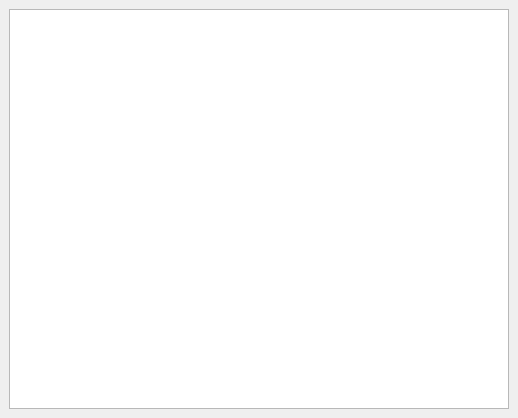
Before: the Qt Designer form jsontableview.ui in TerehovIM/ivk_task, drawn with Qt 5.
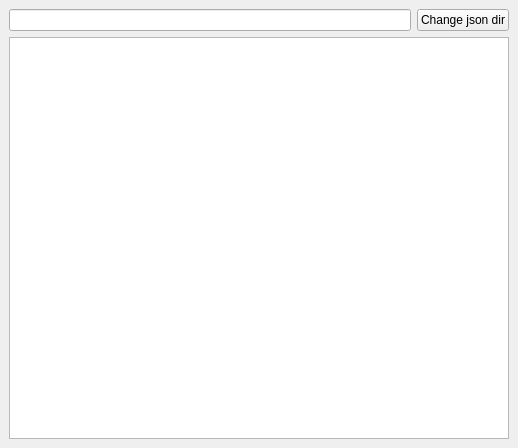
After: the same form once the commit is applied.

Commit message: Trying read json

What changed in the file:
```diff
--- a/jsontableview.ui
+++ b/jsontableview.ui
@@ -7,14 +7,28 @@
     <x>0</x>
     <y>0</y>
     <width>518</width>
-    <height>418</height>
+    <height>448</height>
    </rect>
   </property>
   <property name="windowTitle">
    <string>jsonTableView</string>
   </property>
   <widget class="QWidget" name="centralwidget">
-   <layout class="QHBoxLayout" name="horizontalLayout">
+   <layout class="QVBoxLayout" name="verticalLayout">
+    <item>
+     <layout class="QHBoxLayout" name="horizontalLayout">
+      <item>
+       <widget class="QLineEdit" name="lineEdit"/>
+      </item>
+      <item>
+       <widget class="QPushButton" name="pushButton">
+        <property name="text">
+         <string>Change json dir</string>
+        </property>
+       </widget>
+      </item>
+     </layout>
+    </item>
     <item>
      <widget class="QTableView" name="tableView">
       <property name="minimumSize">
```
The commit also changes 10 other files.
